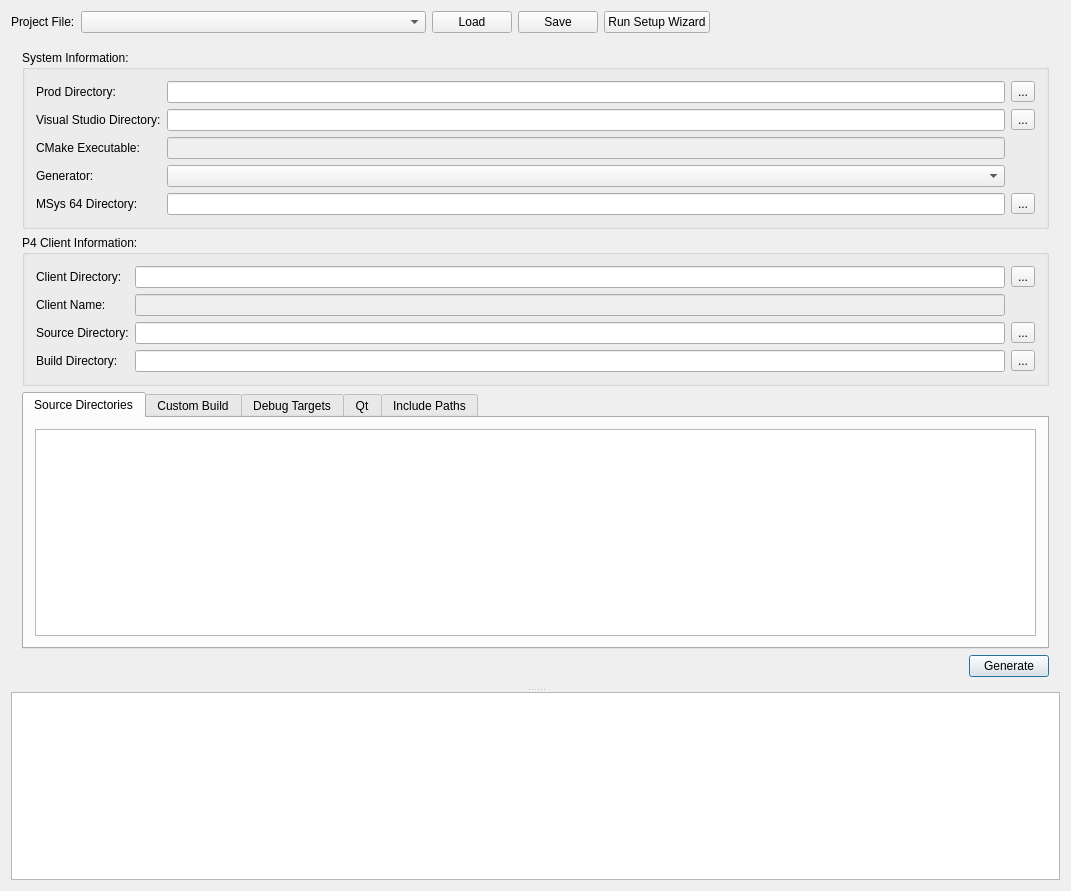
Before: the Qt Designer form MainWindow/MainWindow.ui in towel42-com/vsprojmaker, drawn with Qt 5.
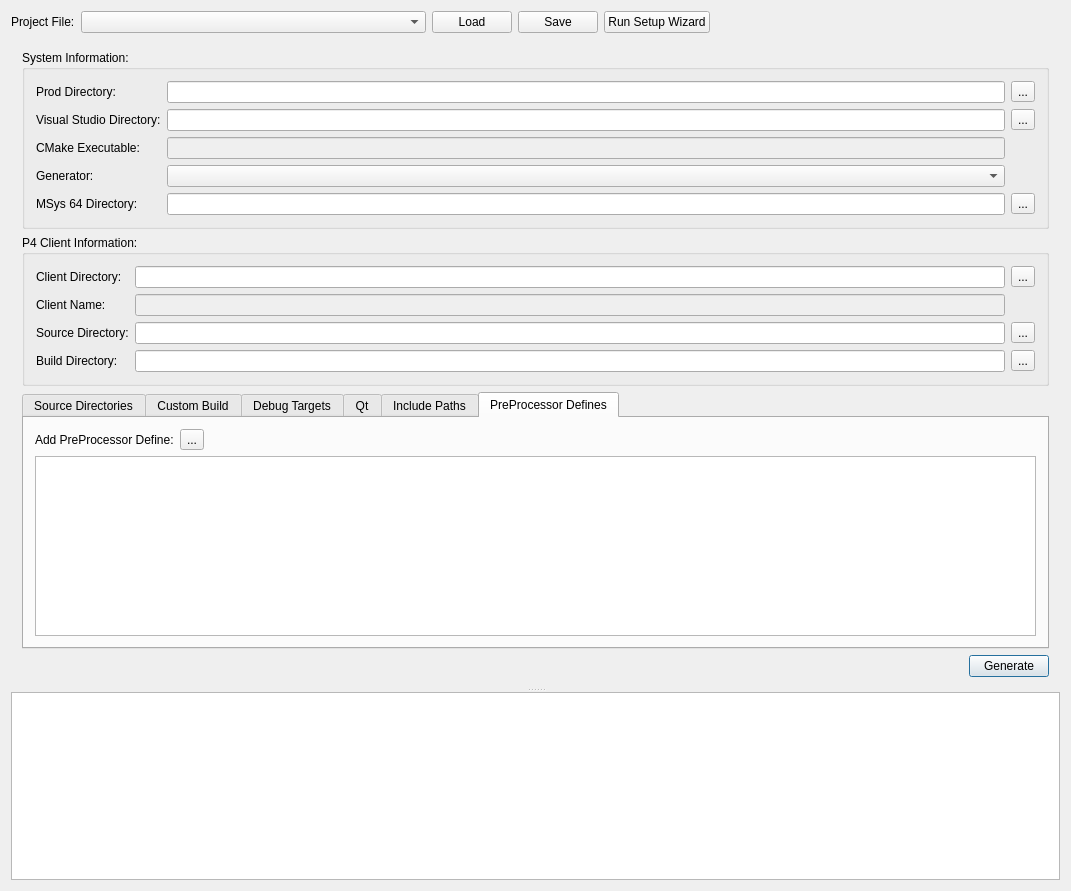
After: the same form once the commit is applied. The open tabs and pages were chosen to show the change. Icons and pictures are not drawn.

Diff of the .ui file:
```diff
--- a/MainWindow/MainWindow.ui
+++ b/MainWindow/MainWindow.ui
@@ -335,6 +335,47 @@
            </item>
           </layout>
          </widget>
+         <widget class="QWidget" name="tab_6">
+          <attribute name="title">
+           <string>PreProcessor Defines</string>
+          </attribute>
+          <layout class="QGridLayout" name="gridLayout_9">
+           <item row="0" column="1">
+            <widget class="QToolButton" name="addPreProcDefine">
+             <property name="text">
+              <string>...</string>
+             </property>
+             <property name="icon">
+              <iconset resource="MainWindow.qrc">
+               <normaloff>:/resources/plus.png</normaloff>:/resources/plus.png</iconset>
+             </property>
+            </widget>
+           </item>
+           <item row="0" column="0">
+            <widget class="QLabel" name="label_15">
+             <property name="text">
+              <string>Add PreProcessor Define:</string>
+             </property>
+            </widget>
+           </item>
+           <item row="0" column="2">
+            <spacer name="horizontalSpacer_5">
+             <property name="orientation">
+              <enum>Qt::Horizontal</enum>
+             </property>
+             <property name="sizeHint" stdset="0">
+              <size>
+               <width>776</width>
+               <height>20</height>
+              </size>
+             </property>
+            </spacer>
+           </item>
+           <item row="1" column="0" colspan="3">
+            <widget class="QListView" name="preProcDefines"/>
+           </item>
+          </layout>
+         </widget>
         </widget>
        </item>
        <item row="0" column="0" colspan="3">
```
